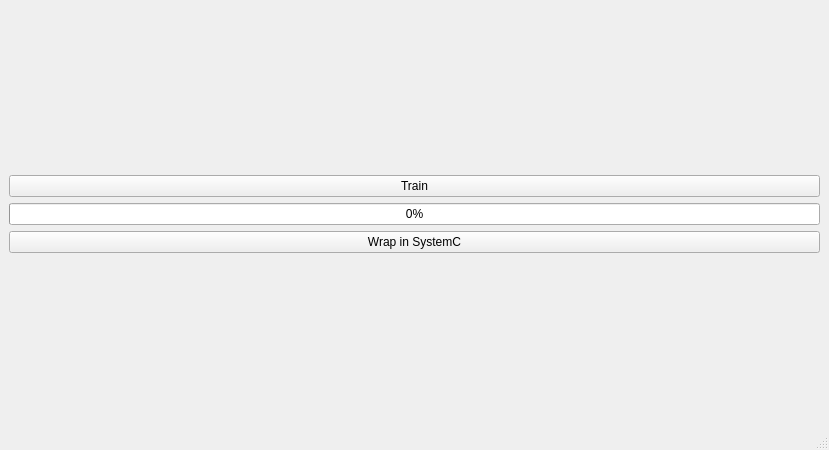
mourra950/Siemens-System-Level-Modelling-of-ASDLA-Graduation-Project, file public/Cookiecutter/Manual/{{ cookiecutter.project_name }}/wrapper.ui: the form before one commit.
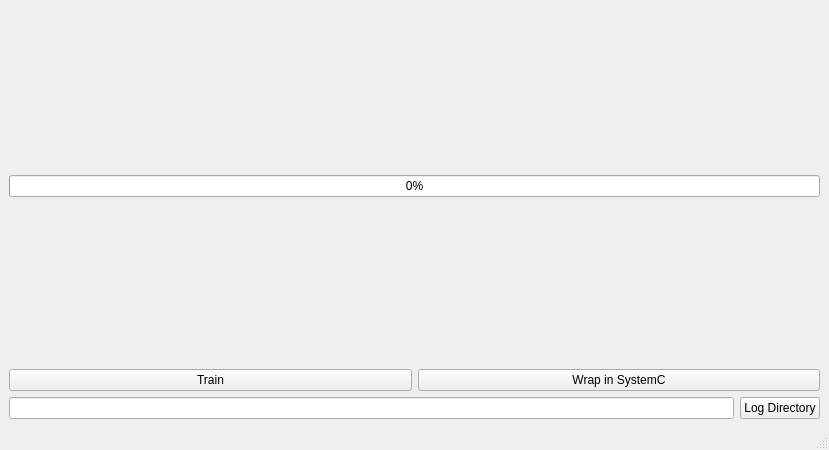
The form after the commit.

What changed in the file:
```diff
--- a/public/Cookiecutter/Manual/{{ cookiecutter.project_name }}/wrapper.ui
+++ b/public/Cookiecutter/Manual/{{ cookiecutter.project_name }}/wrapper.ui
@@ -18,11 +18,17 @@
     <item>
      <layout class="QVBoxLayout" name="verticalLayout">
       <item>
-       <widget class="QPushButton" name="Train">
-        <property name="text">
-         <string>Train</string>
+       <spacer name="verticalSpacer_2">
+        <property name="orientation">
+         <enum>Qt::Vertical</enum>
         </property>
-       </widget>
+        <property name="sizeHint" stdset="0">
+         <size>
+          <width>20</width>
+          <height>40</height>
+         </size>
+        </property>
+       </spacer>
       </item>
       <item>
        <widget class="QProgressBar" name="progressBar">
@@ -32,9 +38,50 @@
        </widget>
       </item>
       <item>
-       <widget class="QPushButton" name="Wrap">
+       <spacer name="verticalSpacer">
+        <property name="orientation">
+         <enum>Qt::Vertical</enum>
+        </property>
+        <property name="sizeHint" stdset="0">
+         <size>
+          <width>20</width>
+          <height>40</height>
+         </size>
+        </property>
+       </spacer>
+      </item>
+      <item>
+       <layout class="QHBoxLayout" name="horizontalLayout">
+        <item>
+         <widget class="QPushButton" name="Train">
+          <property name="text">
+           <string>Train</string>
+          </property>
+         </widget>
+        </item>
+        <item>
+         <widget class="QPushButton" name="Wrap">
+          <property name="text">
+           <string>Wrap in SystemC</string>
+          </property>
+         </widget>
+        </item>
+       </layout>
+      </item>
+     </layout>
+    </item>
+    <item>
+     <layout class="QHBoxLayout" name="horizontalLayout_2">
+      <property name="topMargin">
+       <number>0</number>
+      </property>
+      <item>
+       <widget class="QLineEdit" name="lineEdit"/>
+      </item>
+      <item>
+       <widget class="QPushButton" name="pushButton">
         <property name="text">
-         <string>Wrap in SystemC</string>
+         <string>Log Directory</string>
         </property>
        </widget>
       </item>
```
Left out of the diff: 10 changed lines with no effect on the pictures.
